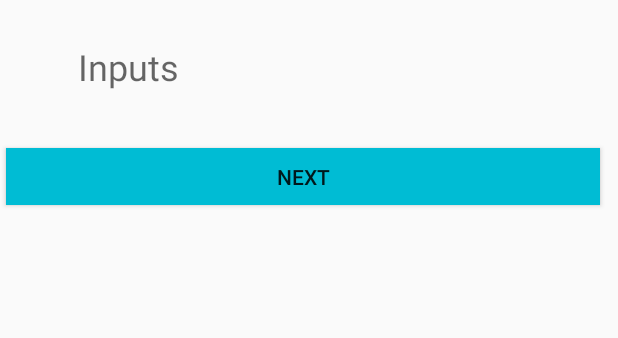
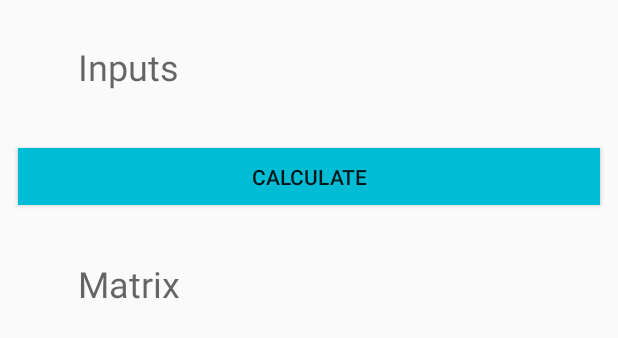
Before and after one commit to ddonato1/PowerFlowAppP1, an Android app: the layout activity_functions4buses.xml on its own in the app's theme, with its tools: preview values and no code run, on a phone screen of 412 x 824 dp. Shown: the top 338 px of the screen. Run offline under Robolectric (Android 15) with nearby library versions, the phone set to English and light mode, and no system bars.

Commit message:
working with 4buses

```diff
--- a/app/src/main/java/com/example/powerflowappp1/Functions4buses.java
+++ b/app/src/main/java/com/example/powerflowappp1/Functions4buses.java
@@ -136,4 +136,8 @@ public class Functions4buses extends AppCompatActivity {
 //
 //        };
 //    }
+
+    public void calculateButton(){
+
+    }
 }
--- a/app/src/main/res/layout/activity_functions4buses.xml
+++ b/app/src/main/res/layout/activity_functions4buses.xml
@@ -19,14 +19,14 @@
             android:layout_alignParentLeft="true"
             android:layout_alignParentEnd="true"
             android:layout_alignParentRight="true"
-            android:layout_marginStart="4dp"
+            android:layout_marginStart="12dp"
             android:layout_marginLeft="4dp"
             android:layout_marginTop="38dp"
             android:layout_marginEnd="12dp"
             android:layout_marginRight="12dp"
             android:layout_marginBottom="8dp"
             android:background="#00BCD4"
-            android:text="Next"
+            android:text="Calculate"
             app:layout_constraintBottom_toBottomOf="parent"
             app:layout_constraintEnd_toEndOf="parent"
             app:layout_constraintStart_toStartOf="parent"
@@ -48,6 +48,23 @@
             android:layout_marginRight="98dp"
             android:hint="Inputs"
             android:textSize="24sp" />
+
+        <TextView
+            android:id="@+id/displayMatrix"
+            android:layout_width="262dp"
+            android:layout_height="wrap_content"
+            android:layout_below="@+id/nextBUTTON"
+            android:layout_alignParentStart="true"
+            android:layout_alignParentLeft="true"
+            android:layout_alignParentEnd="true"
+            android:layout_alignParentRight="true"
+            android:layout_marginStart="52dp"
+            android:layout_marginLeft="59dp"
+            android:layout_marginTop="28dp"
+            android:layout_marginEnd="98dp"
+            android:layout_marginRight="91dp"
+            android:hint="Matrix"
+            android:textSize="24sp" />
     </RelativeLayout>
 
 </ScrollView>
```
